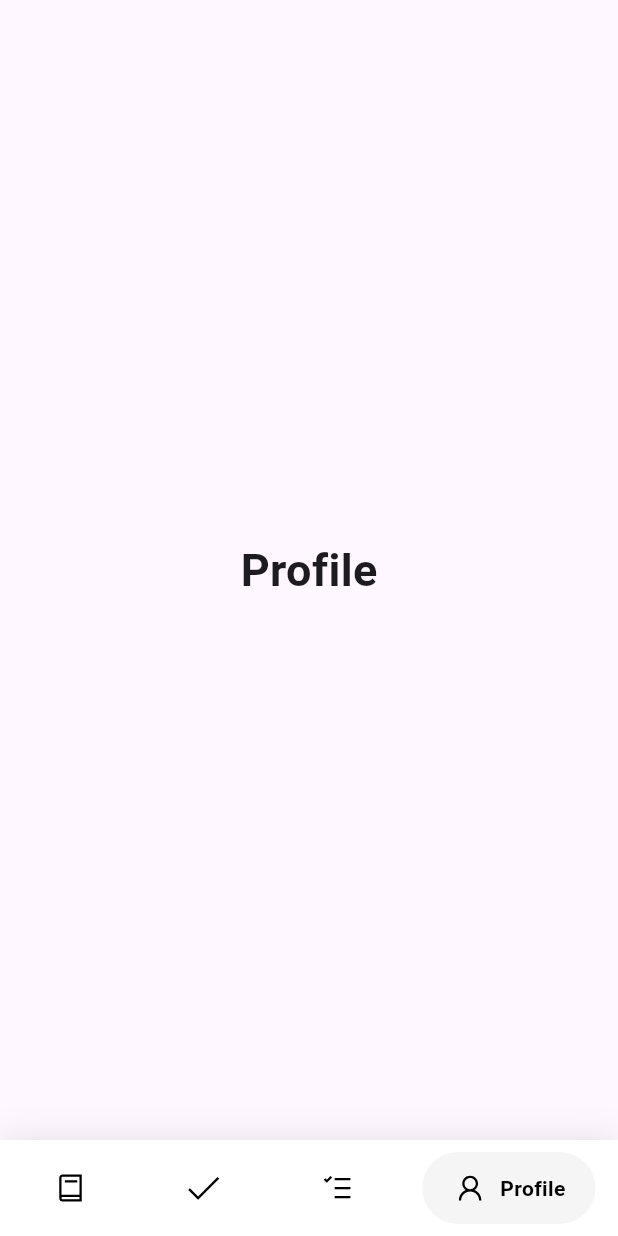
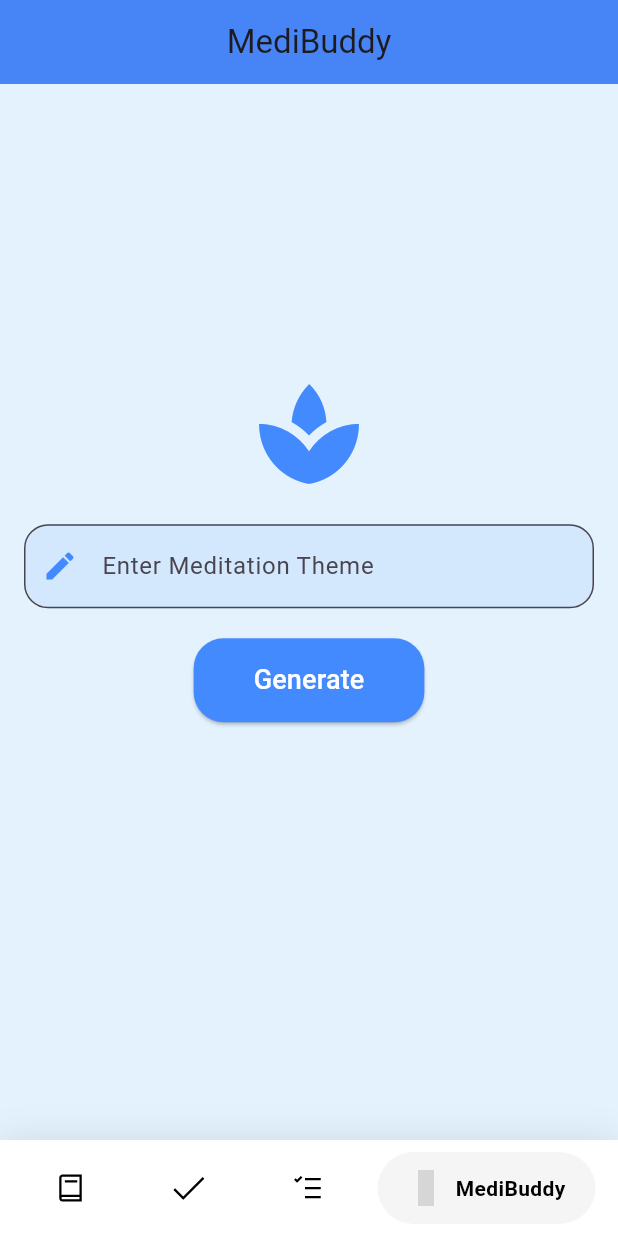
Before and after one commit to BrawlerXull/Smart-Health, a Flutter app: the screen it shows after launch, item 4 of the bottom bar chosen, on a phone screen of 412 x 824 dp. Run offline on Flutter 3.47's test engine with Material 3 defaults, Android fonts, the phone set to English and light mode, and no system bars; drawn by our look-alikes of google_nav_bar; our stand-ins replace firebase_auth, firebase_core, flutter_tts, get, line_icons, simple_circular_progress_bar; missing offline and left inert: dotted_dashed_line, simple_animation_progress_bar; accounts and stored records are empty; grey boxes are pictures that could not be loaded.

Commit message:
meditation page added

```diff
--- a/lib/app/modules/home/bindings/home_binding.dart
+++ b/lib/app/modules/home/bindings/home_binding.dart
@@ -2,6 +2,7 @@ import 'package:get/get.dart';
 import 'package:smart_health/app/modules/challenges/controllers/challenges_controller.dart';
 import 'package:smart_health/app/modules/dashboard/controllers/dashboard_controller.dart';
 import 'package:smart_health/app/modules/reminders/controllers/reminders_controller.dart';
+import 'package:smart_health/app/modules/medi_buddy/controllers/medi_buddy_controller.dart';
 
 import '../controllers/home_controller.dart';
 
@@ -14,6 +15,7 @@ class HomeBinding extends Bindings {
     Get.put<DashboardController>(DashboardController());
     Get.put<RemindersController>(RemindersController());
     Get.put<ChallengesController>(ChallengesController());
+    Get.put<MediBuddyController>(MediBuddyController());
 
   }
 }
--- a/lib/app/modules/home/views/home_view.dart
+++ b/lib/app/modules/home/views/home_view.dart
@@ -4,6 +4,7 @@ import 'package:google_nav_bar/google_nav_bar.dart';
 import 'package:line_icons/line_icons.dart';
 import 'package:smart_health/app/modules/challenges/views/challenges_view.dart';
 import 'package:smart_health/app/modules/dashboard/views/dashboard_view.dart';
+import 'package:smart_health/app/modules/medi_buddy/views/medi_buddy_view.dart';
 import 'package:smart_health/app/modules/reminders/views/reminders_view.dart';
 
 import '../controllers/home_controller.dart';
@@ -18,7 +19,7 @@ class HomeView extends GetView<HomeController> {
     DashboardView(),
     RemindersView(),
     ChallengesView(),
-    Text('Profile', style: optionStyle),
+    MediBuddyView(),
   ];
 
   @override
@@ -55,7 +56,7 @@ class HomeView extends GetView<HomeController> {
                   GButton(icon: LineIcons.book, text: 'Dashboard'),
                   GButton(icon: LineIcons.check, text: 'Check'),
                   GButton(icon: LineIcons.tasks, text: 'Challenges'),
-                  GButton(icon: LineIcons.user, text: 'Profile'),
+                  GButton(icon: LineIcons.doctor, text: 'MediBuddy'),
                 ],
                 selectedIndex: controller.selectedIndex.value,
                 onTabChange: controller.changeIndex,
--- /dev/null
+++ b/lib/app/modules/medi_buddy/views/medi_buddy_view.dart
@@ -0,0 +1,108 @@
+import 'package:flutter/material.dart';
+import 'package:get/get.dart';
+
+
+import '../controllers/medi_buddy_controller.dart';
+
+class MediBuddyView extends GetView<MediBuddyController> {
+  const MediBuddyView({super.key});
+
+  @override
+  Widget build(BuildContext context) {
+    final TextEditingController textController = TextEditingController();
+
+    return Scaffold(
+      appBar: AppBar(
+        title: const Text('MediBuddy'),
+        centerTitle: true,
+        backgroundColor: Colors.blueAccent,
+        elevation: 4,
+      ),
+      body: Center(
+        child: Padding(
+          padding: const EdgeInsets.all(16.0),
+          child: Column(
+            mainAxisAlignment: MainAxisAlignment.center,
+            crossAxisAlignment: CrossAxisAlignment.center,
+            children: [
+              const Icon(Icons.spa, size: 80, color: Colors.blueAccent),
+              const SizedBox(height: 20),
+              TextField(
+                controller: textController,
+                decoration: InputDecoration(
+                  labelText: 'Enter Meditation Theme',
+                  border: OutlineInputBorder(
+                    borderRadius: BorderRadius.circular(16),
+                  ),
+                  filled: true,
+                  fillColor: Colors.blueAccent.withOpacity(0.1),
+                  prefixIcon: const Icon(Icons.edit, color: Colors.blueAccent),
+                ),
+                textAlign: TextAlign.start,
+              ),
+              const SizedBox(height: 20),
+              ElevatedButton(
+                onPressed: () {
+                  if (textController.text.isNotEmpty) {
+                    controller.generateScript(textController.text);
+                  }
+                },
+                style: ElevatedButton.styleFrom(
+                  backgroundColor: Colors.blueAccent,
+                  padding: const EdgeInsets.symmetric(horizontal: 40, vertical: 15),
+                  shape: RoundedRectangleBorder(
+                    borderRadius: BorderRadius.circular(20),
+                  ),
+                ),
+                child: const Text(
+                  'Generate',
+                  style: TextStyle(fontSize: 18, color: Colors.white),
+                ),
+              ),
+              const SizedBox(height: 30),
+              Obx(() => controller.isGenerating.value
+                  ? const CircularProgressIndicator(color: Colors.blueAccent)
+                  : Column(
+                      children: [
+                        AnimatedOpacity(
+                          opacity: controller.script.value.isNotEmpty ? 1.0 : 0.0,
+                          duration: const Duration(milliseconds: 500),
+                          child: Container(
+                            padding: const EdgeInsets.all(16),
+                            decoration: BoxDecoration(
+                              color: Colors.white,
+                              borderRadius: BorderRadius.circular(12),
+                              boxShadow: [
+                                BoxShadow(
+                                  color: Colors.black12,
+                                  blurRadius: 10,
+                                  spreadRadius: 2,
+                                )
+                              ],
+                            ),
+                            child: Text(
+                              controller.script.value,
+                              style: const TextStyle(
+                                fontSize: 16,
+                                fontStyle: FontStyle.italic,
+                                color: Colors.black87,
+                              ),
+                              textAlign: TextAlign.center,
+                            ),
+                          ),
+                        ),
+                        if (controller.script.value.isNotEmpty)
+                          IconButton(
+                            icon: const Icon(Icons.volume_up, size: 30, color: Colors.blueAccent),
+                            onPressed: () => controller.speakText(),
+                          ),
+                      ],
+                    )),
+            ],
+          ),
+        ),
+      ),
+      backgroundColor: Colors.blue[50],
+    );
+  }
+}
--- a/lib/app/routes/app_routes.dart
+++ b/lib/app/routes/app_routes.dart
@@ -8,6 +8,7 @@ abstract class Routes {
   static const DASHBOARD = _Paths.DASHBOARD;
   static const REMINDERS = _Paths.REMINDERS;
   static const CHALLENGES = _Paths.CHALLENGES;
+  static const MEDI_BUDDY = _Paths.MEDI_BUDDY;
 }
 
 abstract class _Paths {
@@ -17,4 +18,5 @@ abstract class _Paths {
   static const DASHBOARD = '/dashboard';
   static const REMINDERS = '/reminders';
   static const CHALLENGES = '/challenges';
+  static const MEDI_BUDDY = '/medi-buddy';
 }
--- a/pubspec.yaml
+++ b/pubspec.yaml
@@ -43,6 +43,7 @@ dependencies:
   simple_circular_progress_bar: ^1.0.2
   fl_chart: ^0.70.2
   dotted_dashed_line: ^0.0.3
+  flutter_tts: ^4.2.2
 
 dev_dependencies:
   flutter_test:
```
Also changed, not shown: lib/app/modules/medi_buddy/bindings/medi_buddy_binding.dart (added, +10 -0 lines), lib/app/modules/medi_buddy/controllers/medi_buddy_controller.dart (added, +29 -0 lines), lib/app/routes/app_pages.dart (+7 -0 lines), pubspec.lock, 4 other files.
